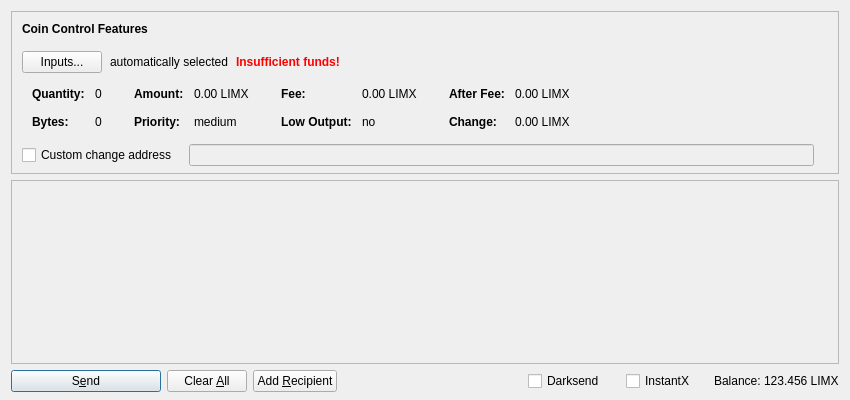
Old version of the form src/qt/forms/sendcoinsdialog.ui in the repository LIMXTEC/BitSend.
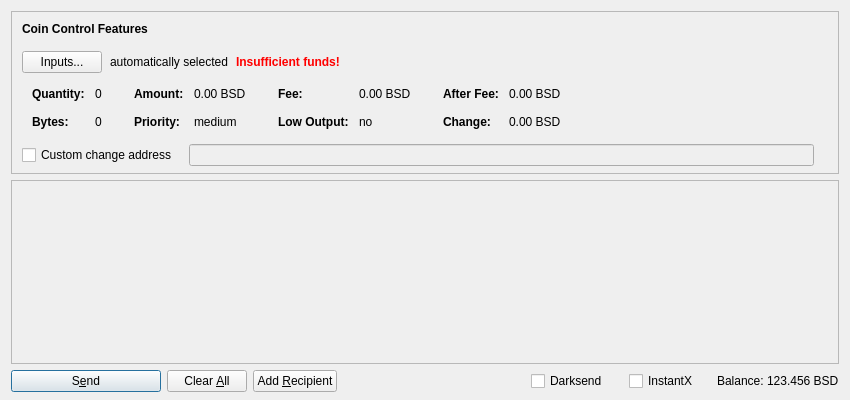
New version of the form. Icons and pictures are not drawn. Custom widgets are drawn as their Qt base class.

```diff
--- a/src/qt/forms/sendcoinsdialog.ui
+++ b/src/qt/forms/sendcoinsdialog.ui
@@ -321,7 +321,7 @@
                   <enum>Qt::ActionsContextMenu</enum>
                  </property>
                  <property name="text">
-                  <string notr="true">0.00 LIMX</string>
+                  <string notr="true">0.00 BSD</string>
                  </property>
                  <property name="textInteractionFlags">
                   <set>Qt::LinksAccessibleByMouse|Qt::TextSelectableByKeyboard|Qt::TextSelectableByMouse</set>
@@ -401,7 +401,7 @@
                   <enum>Qt::ActionsContextMenu</enum>
                  </property>
                  <property name="text">
-                  <string notr="true">0.00 LIMX</string>
+                  <string notr="true">0.00 BSD</string>
                  </property>
                  <property name="textInteractionFlags">
                   <set>Qt::LinksAccessibleByMouse|Qt::TextSelectableByKeyboard|Qt::TextSelectableByMouse</set>
@@ -481,7 +481,7 @@
                   <enum>Qt::ActionsContextMenu</enum>
                  </property>
                  <property name="text">
-                  <string notr="true">0.00 LIMX</string>
+                  <string notr="true">0.00 BSD</string>
                  </property>
                  <property name="textInteractionFlags">
                   <set>Qt::LinksAccessibleByMouse|Qt::TextSelectableByKeyboard|Qt::TextSelectableByMouse</set>
@@ -510,7 +510,7 @@
                   <enum>Qt::ActionsContextMenu</enum>
                  </property>
                  <property name="text">
-                  <string notr="true">0.00 LIMX</string>
+                  <string notr="true">0.00 BSD</string>
                  </property>
                  <property name="textInteractionFlags">
                   <set>Qt::LinksAccessibleByMouse|Qt::TextSelectableByKeyboard|Qt::TextSelectableByMouse</set>
@@ -788,7 +788,7 @@
           <cursorShape>IBeamCursor</cursorShape>
          </property>
          <property name="text">
-          <string notr="true">123.456 LIMX</string>
+          <string notr="true">123.456 BSD</string>
          </property>
          <property name="textInteractionFlags">
           <set>Qt::LinksAccessibleByMouse|Qt::TextSelectableByKeyboard|Qt::TextSelectableByMouse</set>
```
Left out of the diff: 8 changed lines with no effect on the pictures.
